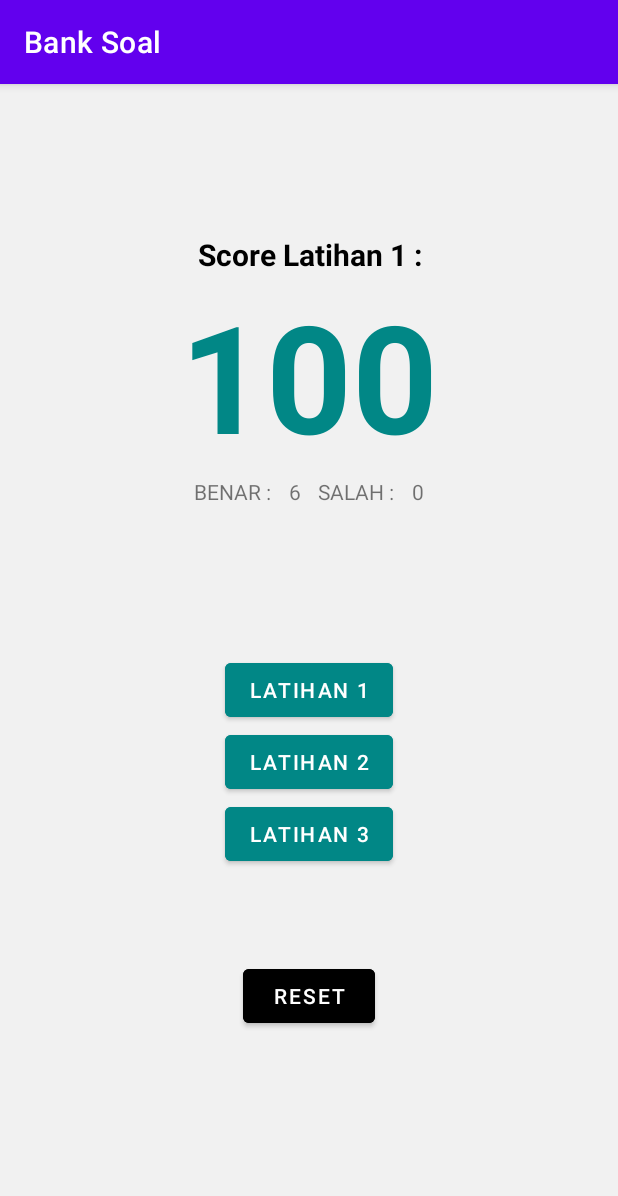
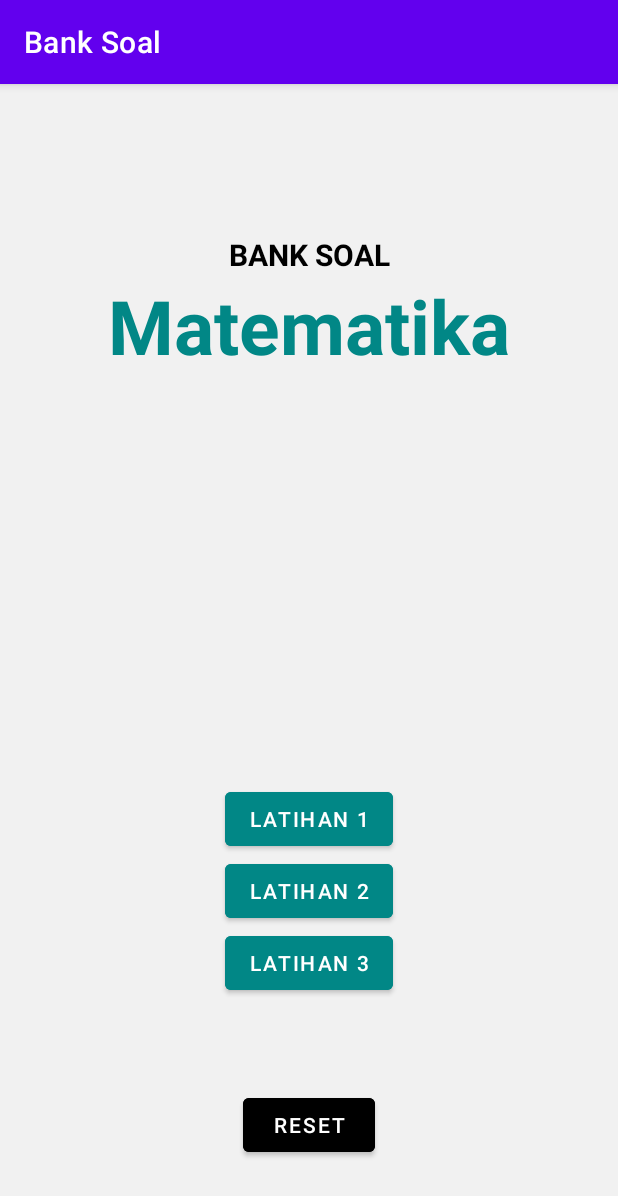
Before and after one commit to AveroStone/Bank-Soal, an Android app: the screen it shows after launch (MainActivity), on a phone screen of 412 x 824 dp. Shown: the top 1196 px of the screen. Run offline under Robolectric (Android 15) with nearby library versions, the phone set to English and light mode, and no system bars.

```diff
--- a/app/src/main/AndroidManifest.xml
+++ b/app/src/main/AndroidManifest.xml
@@ -12,7 +12,6 @@
         <activity android:name=".MainActivity">
             <intent-filter>
                 <action android:name="android.intent.action.MAIN" />
-
                 <category android:name="android.intent.category.LAUNCHER" />
             </intent-filter>
         </activity>
--- a/app/src/main/java/tugas/lab/banksoal/AnswerChecker.java
+++ /dev/null
@@ -1,4 +0,0 @@
-package tugas.lab.banksoal;
-
-public class AnswerChecker {
-}
--- a/app/src/main/java/tugas/lab/banksoal/MainActivity.java
+++ b/app/src/main/java/tugas/lab/banksoal/MainActivity.java
@@ -9,7 +9,7 @@ import android.widget.Button;
 
 public class MainActivity extends AppCompatActivity {
 
-    private Button latihan1, latihan2, latihan3, reset;
+    private Button latihan1, latihan2, latihan3/*, reset*/;
 
     @Override
     protected void onCreate(Bundle savedInstanceState) {
@@ -19,7 +19,7 @@ public class MainActivity extends AppCompatActivity {
         latihan1 = (Button) findViewById(R.id.btn_Lat1);
         latihan2 = (Button) findViewById(R.id.btn_Lat2);
         latihan3 = (Button) findViewById(R.id.btn_Lat3);
-        reset = (Button) findViewById(R.id.btn_Reset);
+        //reset = (Button) findViewById(R.id.btn_Reset);
 
         latihan1.setOnClickListener(new View.OnClickListener() {
             @Override
@@ -28,26 +28,26 @@ public class MainActivity extends AppCompatActivity {
             }
         });
 
-        latihan1.setOnClickListener(new View.OnClickListener() {
+        latihan2.setOnClickListener(new View.OnClickListener() {
             @Override
             public void onClick(View v) {
                 openLatihan2();
             }
         });
 
-        latihan1.setOnClickListener(new View.OnClickListener() {
+        latihan3.setOnClickListener(new View.OnClickListener() {
             @Override
             public void onClick(View v) {
                 openLatihan3();
             }
         });
 
-        latihan1.setOnClickListener(new View.OnClickListener() {
+        /*reset.setOnClickListener(new View.OnClickListener() {
             @Override
             public void onClick(View v) {
                 resetScore();
             }
-        });
+        });*/
     }
 
     private void openLatihan1() {
@@ -65,6 +65,6 @@ public class MainActivity extends AppCompatActivity {
         startActivity(intent);
     }
 
-    private void resetScore() {
-    }
+    //private void resetScore() {
+    //}
 }
--- a/app/src/main/res/drawable/ic_btnNext.xml
+++ /dev/null
@@ -1,5 +0,0 @@
-<vector android:height="30dp" android:tint="#FFFFFF"
-    android:viewportHeight="24" android:viewportWidth="24"
-    android:width="30dp" xmlns:android="http://schemas.android.com/apk/res/android">
-    <path android:fillColor="@android:color/white" android:pathData="M10,6L8.59,7.41 13.17,12l-4.58,4.59L10,18l6,-6z"/>
-</vector>
--- a/app/src/main/res/layout/activity_latihan1.xml
+++ b/app/src/main/res/layout/activity_latihan1.xml
@@ -149,7 +149,7 @@
         android:layout_height="wrap_content"
         android:clickable="true"
         android:onClick="nextL1"
-        app:srcCompat="@drawable/ic_btnNext"
+        app:srcCompat="@drawable/ic_btnnext"
         android:backgroundTint="@color/white"
         app:layout_constraintRight_toRightOf="parent"
         app:layout_constraintLeft_toLeftOf="parent"
--- a/app/src/main/res/layout/activity_latihan1_2.xml
+++ b/app/src/main/res/layout/activity_latihan1_2.xml
@@ -144,13 +144,12 @@
     </LinearLayout>
 
     <Button
-        android:id="@+id/btn_Finish1"
+        android:onClick="Finish1"
         android:layout_width="wrap_content"
         android:layout_height="wrap_content"
         android:text="FINISH"
         app:layout_constraintLeft_toLeftOf="parent"
         app:layout_constraintRight_toRightOf="parent"
         app:layout_constraintTop_toBottomOf="@id/LayoutSoal4"
-        android:layout_marginTop="65dp"
-        />
+        android:layout_marginTop="65dp"/>
 </androidx.constraintlayout.widget.ConstraintLayout>
--- a/app/src/main/res/layout/activity_latihan2.xml
+++ b/app/src/main/res/layout/activity_latihan2.xml
@@ -148,7 +148,7 @@
         android:layout_width="wrap_content"
         android:layout_height="wrap_content"
         android:clickable="true"
-        app:srcCompat="@drawable/ic_btnNext"
+        app:srcCompat="@drawable/ic_btnnext"
         android:backgroundTint="@color/white"
         app:layout_constraintRight_toRightOf="parent"
         app:layout_constraintLeft_toLeftOf="parent"
--- a/app/src/main/res/layout/activity_latihan3.xml
+++ b/app/src/main/res/layout/activity_latihan3.xml
@@ -148,7 +148,7 @@
         android:layout_width="wrap_content"
         android:layout_height="wrap_content"
         android:clickable="true"
-        app:srcCompat="@drawable/ic_btnNext"
+        app:srcCompat="@drawable/ic_btnnext"
         android:backgroundTint="@color/white"
         app:layout_constraintRight_toRightOf="parent"
         app:layout_constraintLeft_toLeftOf="parent"
--- a/app/src/main/res/layout/activity_main.xml
+++ b/app/src/main/res/layout/activity_main.xml
@@ -12,7 +12,7 @@
         android:id="@+id/labelScore"
         android:layout_width="wrap_content"
         android:layout_height="wrap_content"
-        android:text="Score Latihan 1 :"
+        android:text="@string/mainLabel1"
         android:textSize="20dp"
         android:textStyle="bold"
         android:textColor="@color/black"
@@ -25,14 +25,15 @@
         android:id="@+id/Score"
         android:layout_width="wrap_content"
         android:layout_height="wrap_content"
-        android:text="100"
+        android:text="@string/mainLabel2"
         app:layout_constraintLeft_toLeftOf="parent"
         app:layout_constraintRight_toRightOf="parent"
         app:layout_constraintTop_toBottomOf="@id/labelScore"
-        android:textSize="100dp"
+        android:textSize="50dp"
         android:textAlignment="center"
         android:textStyle="bold"
         android:textColor="@color/teal_700"/>
+    <!--android:textSize="100dp"-->
 
     <LinearLayout
         android:id="@+id/Layout2"
@@ -46,28 +47,28 @@
         <TextView
             android:layout_width="wrap_content"
             android:layout_height="wrap_content"
-            android:text="BENAR :"
+            android:text="@string/mainLabelBenar"
             android:layout_marginTop="1dp"
             android:layout_marginLeft="10dp"
             android:layout_marginRight="1dp"/>
         <TextView
             android:layout_width="wrap_content"
             android:layout_height="wrap_content"
-            android:text="6"
+            android:text="@string/mainLabelScoreBenar"
             android:layout_marginTop="1dp"
             android:layout_marginLeft="10dp"
             android:layout_marginRight="10dp"/>
         <TextView
             android:layout_width="wrap_content"
             android:layout_height="wrap_content"
-            android:text="SALAH :"
+            android:text="@string/mainLabelSalah"
             android:layout_marginTop="1dp"
             android:layout_marginLeft="1dp"
             android:layout_marginRight="1dp"/>
         <TextView
             android:layout_width="wrap_content"
             android:layout_height="wrap_content"
-            android:text="0"
+            android:text="@string/mainLabelScoreSalah"
             android:layout_marginTop="1dp"
             android:layout_marginLeft="10dp"
             android:layout_marginRight="10dp"/>
@@ -82,8 +83,7 @@
         android:backgroundTint="@color/teal_700"
         app:layout_constraintLeft_toLeftOf="parent"
         app:layout_constraintRight_toRightOf="parent"
-        app:layout_constraintTop_toTopOf="parent"
-        android:layout_marginTop="380dp"/>
+        app:layout_constraintBottom_toTopOf="@id/btn_Lat2"/>
     <Button
         android:id="@+id/btn_Lat2"
         android:layout_width="wrap_content"
@@ -92,7 +92,7 @@
         android:backgroundTint="@color/teal_700"
         app:layout_constraintLeft_toLeftOf="parent"
         app:layout_constraintRight_toRightOf="parent"
-        app:layout_constraintTop_toBottomOf="@id/btn_Lat1"/>
+        app:layout_constraintBottom_toTopOf="@id/btn_Lat3"/>
     <Button
         android:id="@+id/btn_Lat3"
         android:layout_width="wrap_content"
@@ -101,7 +101,8 @@
         android:backgroundTint="@color/teal_700"
         app:layout_constraintLeft_toLeftOf="parent"
         app:layout_constraintRight_toRightOf="parent"
-        app:layout_constraintTop_toBottomOf="@id/btn_Lat2" />
+        app:layout_constraintBottom_toTopOf="@id/btn_Reset"
+        android:layout_marginBottom="60dp"/>
     <Button
         android:id="@+id/btn_Reset"
         android:layout_width="wrap_content"
@@ -111,6 +112,6 @@
         android:backgroundTint="@color/black"
         app:layout_constraintLeft_toLeftOf="parent"
         app:layout_constraintRight_toRightOf="parent"
-        app:layout_constraintTop_toBottomOf="@id/btn_Lat3"
-        android:layout_marginTop="60dp"/>
+        app:layout_constraintBottom_toBottomOf="parent"
+        android:layout_marginBottom="50dp"/>
 </androidx.constraintlayout.widget.ConstraintLayout>
--- a/app/src/main/res/values/strings.xml
+++ b/app/src/main/res/values/strings.xml
@@ -1,3 +1,9 @@
 <resources>
     <string name="app_name">Bank Soal</string>
+    <string name="mainLabel1">BANK SOAL</string>
+    <string name="mainLabel2">Matematika</string>
+    <string name="mainLabelBenar" />
+    <string name="mainLabelSalah" />
+    <string name="mainLabelScoreBenar" />
+    <string name="mainLabelScoreSalah" />
 </resources>
```
Also changed, not shown: app/src/main/java/tugas/lab/banksoal/Latihan1.java (+8 -12 lines).
